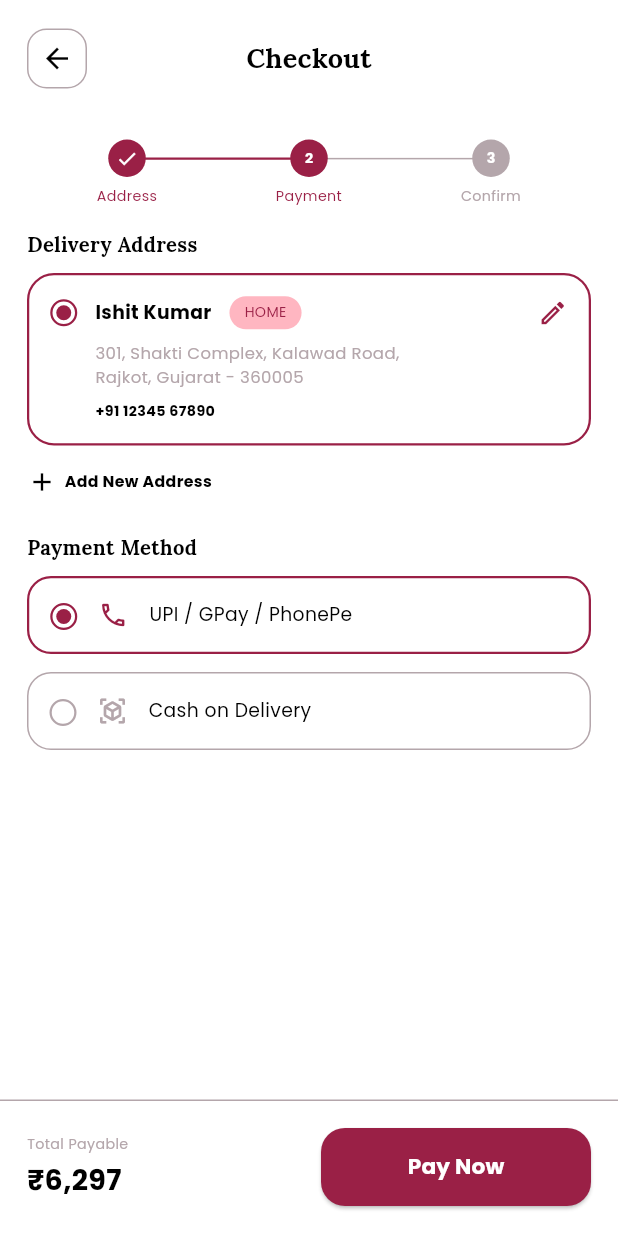
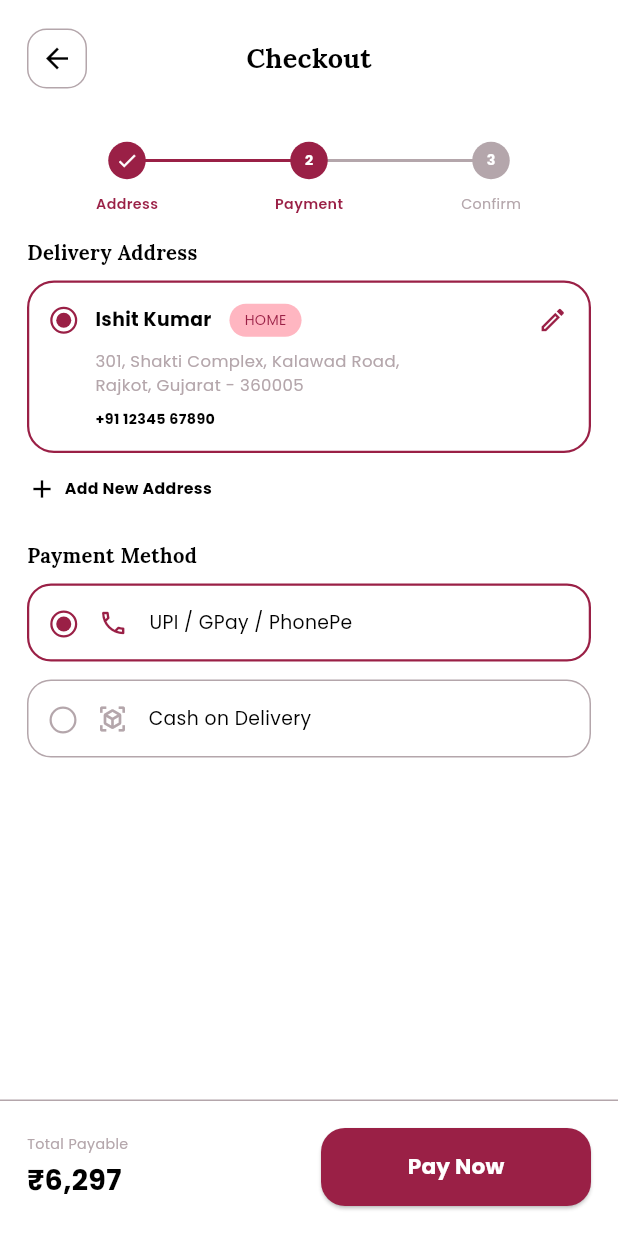
Before and after one commit to Ishitbhai/Shakti_Saree, a Flutter app: the screen it shows after launch, on a phone screen of 412 x 824 dp. Run offline on Flutter 3.47's test engine with Material 3 defaults, Android fonts, the light colour scheme and no system bars; our stand-ins replace google_fonts.

Commit message:
correct progressbar responsive

```diff
--- a/lib/user/screens/checkout_screen.dart
+++ b/lib/user/screens/checkout_screen.dart
@@ -45,40 +45,52 @@ class _CheckoutScreenState extends State<CheckoutScreen> {
             // ================= PROGRESS INDICATOR =================
             Padding(
               padding: const EdgeInsets.symmetric(horizontal: 24, vertical: 15),
-              child: Column(
+              child: LayoutBuilder(
+                builder: (context, constraints) {
+                  // Available width of the progress indicator
+                  final double totalWidth = constraints.maxWidth;
+
+                  // Width of each circle
+                  const double circleSize = 28;
+
+                  // Distance between the center of each step
+                  final double stepWidth = totalWidth / 3;
+
+                  return Column(
                     children: [
-                  // Circles and connecting lines
+                      // ================= CIRCLES + LINES =================
                       SizedBox(
-                    height: 25,
+                        height: circleSize,
                         child: Stack(
-                      alignment: Alignment.center,
                           children: [
-                        // Lines behind circles
+                            // ================= CONNECTING LINES =================
+
+                            // First Line
                             Positioned(
-                          left: 55,
-                          right: 55,
-                          top: 12,
-                          child: Row(
-                            children: [
-                              Expanded(
+                              left: stepWidth / 2,
+                              top: circleSize / 2 - 1,
+                              width: stepWidth,
                               child: Container(
-                                  height: 1.5,
+                                height: 2,
                                 color: AppColors.primary,
                               ),
                             ),
-                              Expanded(
+
+                            // Second Line
+                            Positioned(
+                              left: stepWidth + (stepWidth / 2),
+                              top: circleSize / 2 - 1,
+                              width: stepWidth,
                               child: Container(
-                                  height: 1,
+                                height: 2,
                                 color: AppColors.muted,
                               ),
                             ),
-                            ],
-                          ),
-                        ),
 
-                        // Circles
+                            // ================= CIRCLES =================
                             Row(
                               children: [
+                                // STEP 1
                                 Expanded(
                                   child: Center(
                                     child: _buildStepCircle(
@@ -87,6 +99,8 @@ class _CheckoutScreenState extends State<CheckoutScreen> {
                                     ),
                                   ),
                                 ),
+
+                                // STEP 2
                                 Expanded(
                                   child: Center(
                                     child: _buildStepCircle(
@@ -95,6 +109,8 @@ class _CheckoutScreenState extends State<CheckoutScreen> {
                                     ),
                                   ),
                                 ),
+
+                                // STEP 3
                                 Expanded(
                                   child: Center(
                                     child: _buildStepCircle(
@@ -109,18 +125,18 @@ class _CheckoutScreenState extends State<CheckoutScreen> {
                         ),
                       ),
 
-                  const SizedBox(height: 6),
+                      const SizedBox(height: 8),
 
-                  // Labels - EXACTLY CENTERED BELOW CIRCLES
+                      // ================= LABELS =================
                       Row(
                         children: [
                           Expanded(
                             child: Center(
                               child: Text(
                                 'Address',
-                            textAlign: TextAlign.center,
                                 style: AppTextStyles.caption.copyWith(
                                   color: AppColors.primary,
+                                  fontWeight: FontWeight.w600,
                                 ),
                               ),
                             ),
@@ -130,9 +146,9 @@ class _CheckoutScreenState extends State<CheckoutScreen> {
                             child: Center(
                               child: Text(
                                 'Payment',
-                            textAlign: TextAlign.center,
                                 style: AppTextStyles.caption.copyWith(
                                   color: AppColors.primary,
+                                  fontWeight: FontWeight.w600,
                                 ),
                               ),
                             ),
@@ -142,7 +158,6 @@ class _CheckoutScreenState extends State<CheckoutScreen> {
                             child: Center(
                               child: Text(
                                 'Confirm',
-                            textAlign: TextAlign.center,
                                 style: AppTextStyles.caption.copyWith(
                                   color: AppColors.muted,
                                 ),
@@ -152,9 +167,10 @@ class _CheckoutScreenState extends State<CheckoutScreen> {
                         ],
                       ),
                     ],
+                  );
+                },
               ),
             ),
-
             // ================= SCROLLABLE CONTENT =================
             Expanded(
               child: SingleChildScrollView(
```
Lines whose indentation alone changed are shown as unchanged.
